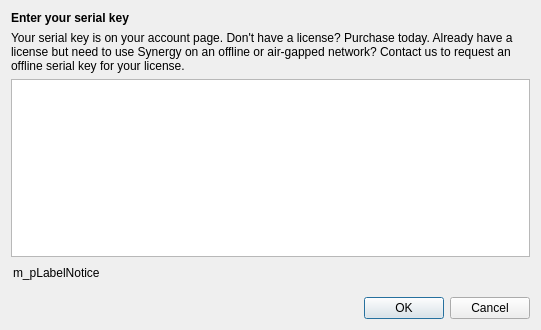
This is extra/src/lib/synergy/gui/ActivationDialog.ui in symless/synergy as Qt 5 draws it before an edit. The edited form follows.
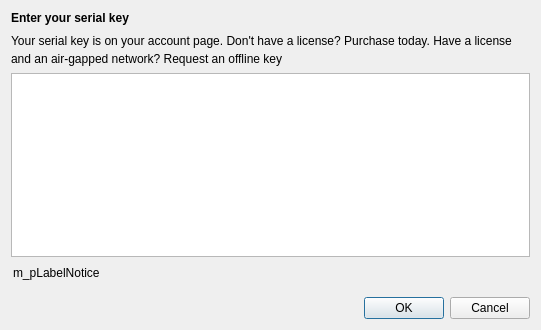
This is the edited form.

Commit message:
Shorten the offline serial key line and keep air-gapped on one line
The reworded paragraph ran to two lines and wrapped "air-gapped" at the
hyphen. It is now one question with the license condition first and the
action as the link, and the hyphen is a non-breaking one so the word can
never split.

```diff
--- a/extra/src/lib/synergy/gui/ActivationDialog.ui
+++ b/extra/src/lib/synergy/gui/ActivationDialog.ui
@@ -29,7 +29,7 @@
    <item>
     <widget class="QLabel" name="label_5">
      <property name="text">
-      <string>&lt;p&gt;Your serial key is on your &lt;a href=&quot;https://synergyapp.io/account?utm_source=gui-s1&quot; style=&quot;color:#4285f4;&quot;&gt;account&lt;/a&gt; page.&lt;br/&gt;Don't have a license? &lt;a href=&quot;https://synergyapp.io/purchase?utm_source=gui-s1&quot; style=&quot;color:#4285f4;&quot;&gt;Purchase&lt;/a&gt; today.&lt;/p&gt;&lt;p&gt;Already have a license but need to use Synergy on an offline or air-gapped network?&lt;br/&gt;&lt;a href=&quot;https://synergyapp.io/contact?utm_source=gui-s1&quot; style=&quot;color:#4285f4;&quot;&gt;Contact us&lt;/a&gt; to request an offline serial key for your license.&lt;/p&gt;</string>
+      <string>&lt;p&gt;Your serial key is on your &lt;a href=&quot;https://synergyapp.io/account?utm_source=gui-s1&quot; style=&quot;color:#4285f4;&quot;&gt;account&lt;/a&gt; page.&lt;br/&gt;Don't have a license? &lt;a href=&quot;https://synergyapp.io/purchase?utm_source=gui-s1&quot; style=&quot;color:#4285f4;&quot;&gt;Purchase&lt;/a&gt; today.&lt;/p&gt;&lt;p&gt;Have a license and an air‑gapped network? &lt;a href=&quot;https://synergyapp.io/contact?utm_source=gui-s1&quot; style=&quot;color:#4285f4;&quot;&gt;Request an offline key&lt;/a&gt;&lt;/p&gt;</string>
      </property>
      <property name="wordWrap">
       <bool>true</bool>
```
